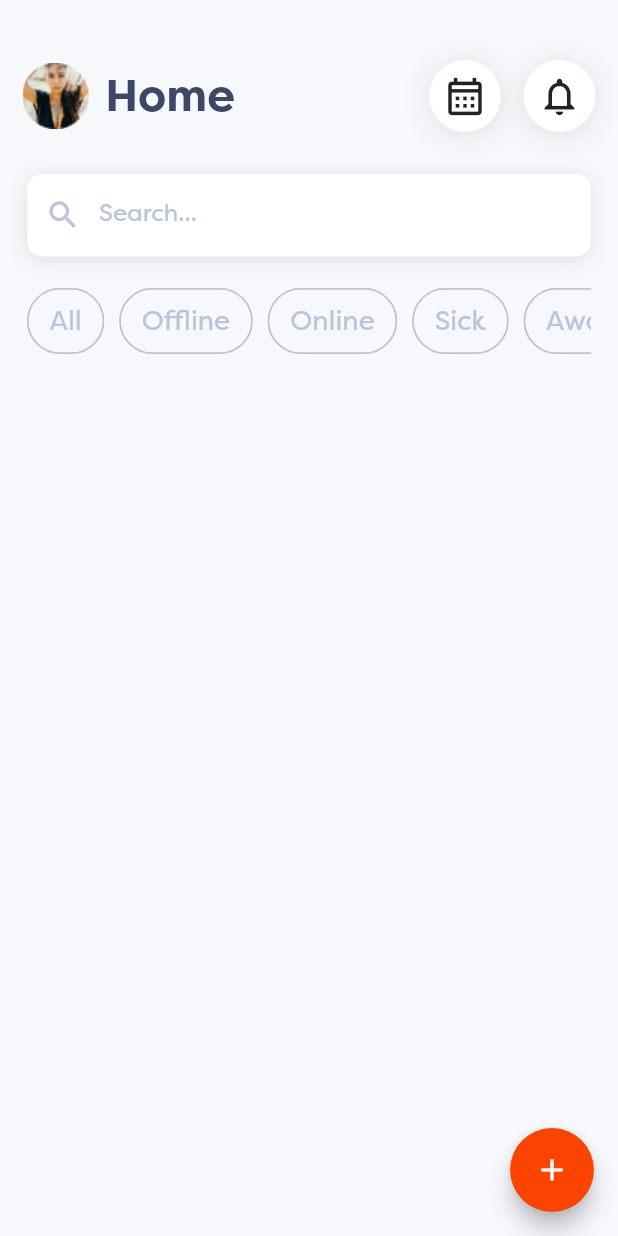
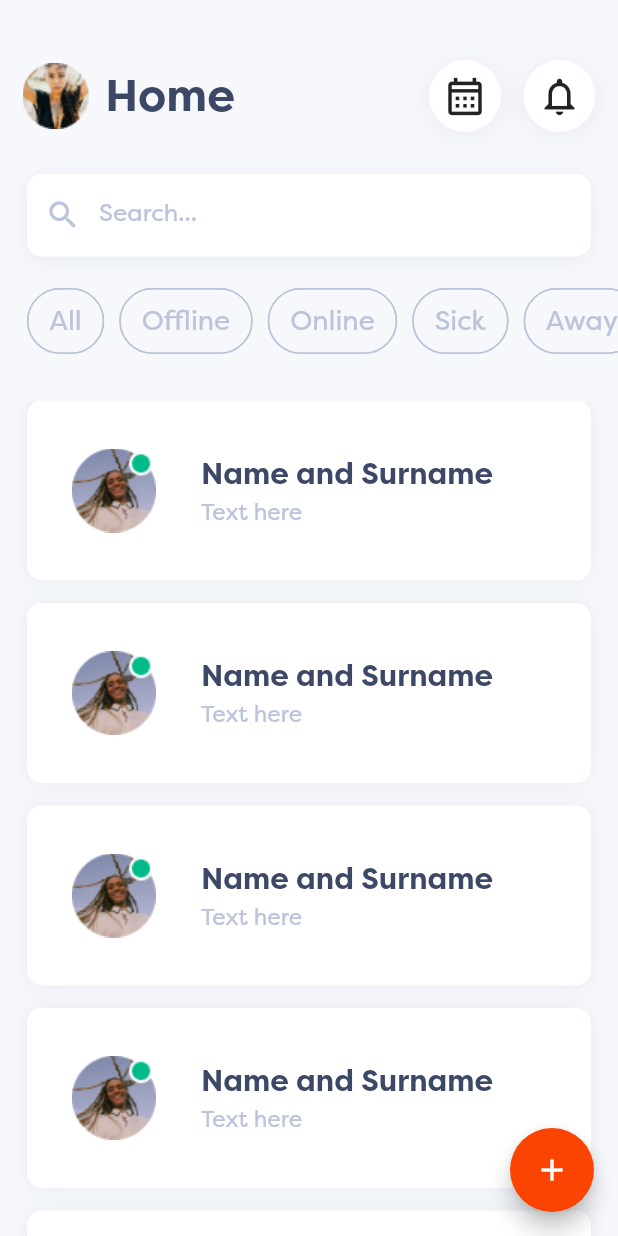
Before and after one commit to APuhanic/cobe-hive-mind-app-flutter, a Flutter app: the screen it shows after launch, on a phone screen of 412 x 824 dp. Run offline on Flutter 3.47's test engine with Material 2 defaults, Android fonts, the phone set to English and light mode, and no system bars.

Commit message:
Employee list

```diff
--- a/lib/screens/home_screen.dart
+++ b/lib/screens/home_screen.dart
@@ -1,5 +1,7 @@
 import 'package:cobe_hive_mobile_app/widgets/app_header.dart';
 import 'package:cobe_hive_mobile_app/widgets/chip_list.dart';
+import 'package:cobe_hive_mobile_app/widgets/employee_card.dart';
+import 'package:cobe_hive_mobile_app/widgets/employee_card_list.dart';
 import 'package:cobe_hive_mobile_app/widgets/search_bar.dart';
 import 'package:flutter/material.dart';
 
@@ -20,15 +22,13 @@ class HomeScreen extends StatelessWidget {
               child: CobeSearchBar(),
             ),
             Padding(
-              padding: const EdgeInsets.only(
-                left: 18,
-                right: 18,
-              ),
+              padding: const EdgeInsets.only(left: 18, bottom: 28),
               child: Container(
                 height: 50, //zašto height?
                 child: ChipList(),
               ),
-            )
+            ),
+            EmployeeCardList(),
           ],
         ),
       ),
--- a/lib/widgets/app_header.dart
+++ b/lib/widgets/app_header.dart
@@ -21,7 +21,7 @@ class AppHeader extends StatelessWidget {
               shape: BoxShape.circle,
               boxShadow: [
                 BoxShadow(
-                  color: Color.fromRGBO(0, 0, 0, 0.1),
+                  color: Color.fromRGBO(58, 73, 88, 0.08),
                   offset: Offset(0, 2),
                   blurRadius: 15.0,
                 ),
@@ -45,7 +45,7 @@ class AppHeader extends StatelessWidget {
               shape: BoxShape.circle,
               boxShadow: [
                 BoxShadow(
-                  color: Color.fromRGBO(0, 0, 0, 0.1),
+                  color: Color.fromRGBO(58, 73, 88, 0.08),
                   offset: Offset(0, 2),
                   blurRadius: 15.0,
                 ),
--- a/lib/widgets/employee_card.dart
+++ b/lib/widgets/employee_card.dart
@@ -5,20 +5,16 @@ class EmployeeCard extends StatelessWidget {
 
   @override
   Widget build(BuildContext context) {
-    return Card(
-      elevation: 0,
-      shape: RoundedRectangleBorder(
-        borderRadius: BorderRadius.circular(10),
-      ),
+    return Padding(
+      padding: const EdgeInsets.symmetric(horizontal: 18),
       child: Container(
-        height: 100,
+        height: 120,
         decoration: BoxDecoration(
           color: const Color.fromRGBO(255, 255, 255, 1),
           borderRadius: BorderRadius.circular(10),
           boxShadow: const [
             BoxShadow(
-              color: Color.fromRGBO(0, 0, 0, 0.1),
-              offset: Offset(0, 2),
+              color: Color.fromRGBO(58, 73, 88, 0.08),
               blurRadius: 10.0,
             ),
           ],
@@ -26,56 +22,36 @@ class EmployeeCard extends StatelessWidget {
         child: Row(
           children: [
             Padding(
-              padding: const EdgeInsets.only(left: 18, right: 18),
+              padding: const EdgeInsets.symmetric(horizontal: 18),
               child: Container(
-                width: 60,
-                height: 60,
-                decoration: const BoxDecoration(
-                  shape: BoxShape.circle,
-                  image: DecorationImage(
-                    image: AssetImage("assets/images/employee.png"),
-                    fit: BoxFit.cover,
-                  ),
+                child: Image.asset(
+                  'images/profile_photo_employee.png',
+                  width: 80,
+                  height: 80,
                 ),
               ),
             ),
-            Column(
+            const Column(
               mainAxisAlignment: MainAxisAlignment.center,
               crossAxisAlignment: CrossAxisAlignment.start,
               children: [
-                const Text(
-                  "John Doe",
+                Text(
+                  "Name and Surname",
                   style: TextStyle(
                     fontSize: 20,
                     fontWeight: FontWeight.w700,
                     color: Color.fromRGBO(61, 71, 102, 1),
                   ),
                 ),
-                const SizedBox(height: 5),
-                const Text(
-                  "Software Engineer",
+                SizedBox(height: 5),
+                Text(
+                  "Text here",
                   style: TextStyle(
                     fontSize: 15,
-                    color: Color.fromRGBO(61, 71, 102, 1),
+                    color: Color.fromRGBO(188, 196, 220, 1),
                   ),
                 ),
               ],
-            ),
-            const Spacer(),
-            Padding(
-              padding: const EdgeInsets.only(right: 18),
-              child: Container(
-                width: 60,
-                height: 60,
-                decoration: const BoxDecoration(
-                  shape: BoxShape.circle,
-                  color: Color.fromRGBO(252, 68, 2, 1),
-                ),
-                child: const Icon(
-                  Icons.arrow_forward_ios,
-                  color: Colors.white,
-                ),
-              ),
             ),
           ],
         ),
--- /dev/null
+++ b/lib/widgets/employee_card_list.dart
@@ -0,0 +1,21 @@
+import 'package:cobe_hive_mobile_app/widgets/employee_card.dart';
+import 'package:flutter/material.dart';
+
+class EmployeeCardList extends StatelessWidget {
+  EmployeeCardList({super.key});
+
+  @override
+  Widget build(BuildContext context) {
+    return Expanded(
+      child: ListView.separated(
+        shrinkWrap: true,
+        scrollDirection: Axis.vertical,
+        itemBuilder: (context, index) {
+          return EmployeeCard();
+        },
+        separatorBuilder: (context, index) => const SizedBox(height: 15),
+        itemCount: 10,
+      ),
+    );
+  }
+}
--- a/lib/widgets/search_bar.dart
+++ b/lib/widgets/search_bar.dart
@@ -12,7 +12,7 @@ class CobeSearchBar extends StatelessWidget {
         borderRadius: BorderRadius.circular(10),
         boxShadow: const [
           BoxShadow(
-            color: Color.fromRGBO(0, 0, 0, 0.1),
+            color: Color.fromRGBO(58, 73, 88, 0.08),
             offset: Offset(0, 2),
             blurRadius: 10.0,
           ),
```
